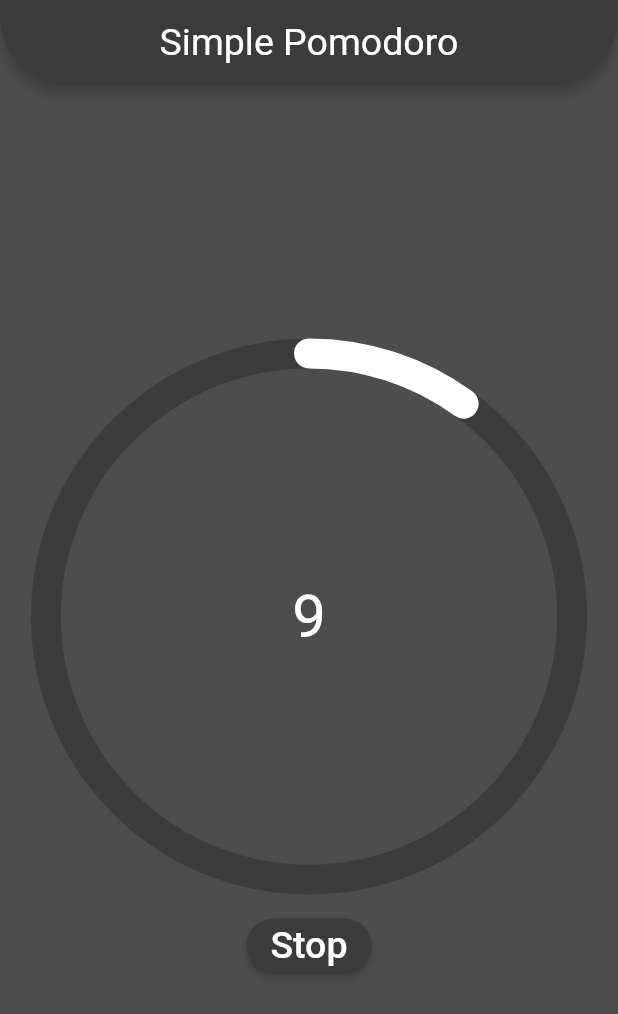
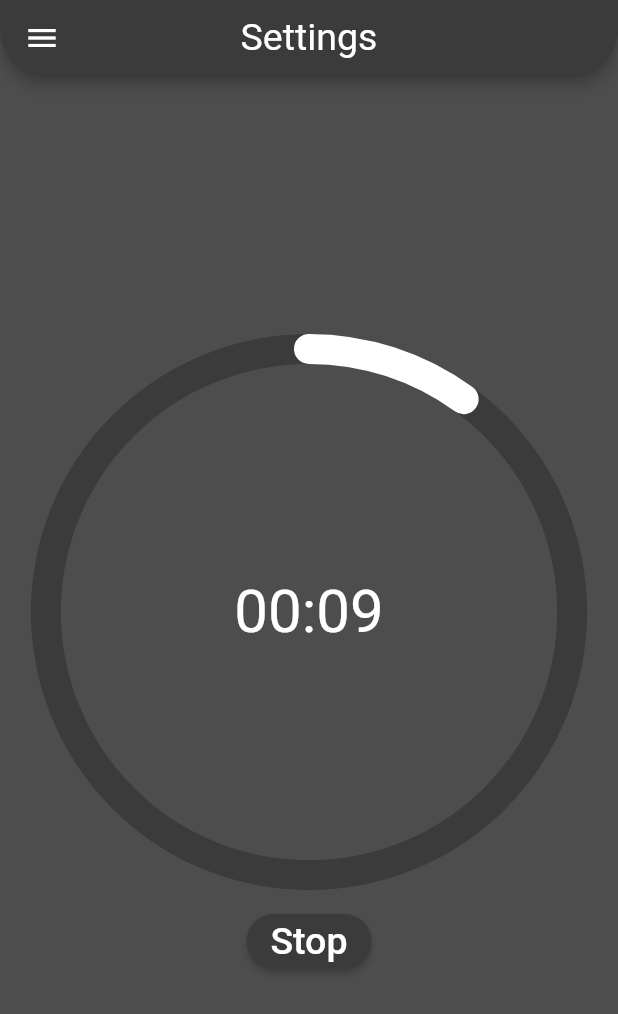
Before and after one commit to KomorowskiKuba/pomodoro, a Flutter app: the screen it shows after launch, after a tap on "Start", on a phone screen of 412 x 824 dp. Shown: the top 1014 px of the screen. Run offline on Flutter 3.47's test engine with Material 2 defaults, Android fonts, the phone set to English and light mode, and no system bars; drawn by our look-alikes of percent_indicator.

Commit message:
Added drawer, settings and statistics base screens

```diff
--- /dev/null
+++ b/lib/custom_appbar.dart
@@ -0,0 +1,29 @@
+import 'package:flutter/material.dart';
+
+class CustomAppBar extends StatelessWidget with PreferredSizeWidget {
+    @override
+    final Size preferredSize;
+
+    final String title;
+
+    CustomAppBar(
+        this.title,
+        { Key key,}) : preferredSize = Size.fromHeight(50.0),
+            super(key: key);
+
+    @override
+    Widget build(BuildContext context) {
+        return AppBar(
+          backgroundColor: Theme.of(context).accentColor,
+          centerTitle: true,
+          title: Text(
+            title,
+            style: TextStyle(fontSize: 25, fontWeight: FontWeight.normal),
+          ),
+          shape: RoundedRectangleBorder(
+              borderRadius: BorderRadius.vertical(
+            bottom: Radius.circular(30),
+          )),
+        );
+    }
+}
--- a/lib/main.dart
+++ b/lib/main.dart
@@ -2,6 +2,10 @@ import 'dart:async';
 
 import 'package:flutter/material.dart';
 import 'package:percent_indicator/percent_indicator.dart';
+import 'package:intl/intl.dart';
+import 'package:pomodoro/settings_drawer.dart';
+
+import 'custom_appbar.dart';
 
 void main() {
   runApp(MyApp());
@@ -33,9 +37,11 @@ class MyHomePage extends StatefulWidget {
 
 class _MyHomePageState extends State<MyHomePage> {
   bool _isStart = false;
-  int _start = 10;
+  int _current = -1;
   int _max = 10;
+  double _percent = 0.0;
   Timer _timer;
+  final DateFormat dateFormat = DateFormat('mm:ss');
 
   void startTimer() {
     if (!_isStart) {
@@ -43,15 +49,20 @@ class _MyHomePageState extends State<MyHomePage> {
       _timer = new Timer.periodic(
         oneSec,
         (Timer timer) {
-          if (_start == 0) {
+          if (_current == -1) {
+            _current = _max;
+          }
+          else if (_current == 0) {
             setState(() {
               timer.cancel();
-              _start = 10;
+              _current = _max;
+              _percent = 0.0;
               _isStart = !_isStart;
             });
           } else {
             setState(() {
-              _start--;
+              _percent += (1 / _max);
+              _current--;
             });
           }
         },
@@ -68,6 +79,7 @@ class _MyHomePageState extends State<MyHomePage> {
   @override
   void initState() {
     super.initState();
+    _current = _max;
     _timer = Timer.periodic(Duration(minutes: 5), (timer) {
       setState(() {});
     });
@@ -82,19 +94,9 @@ class _MyHomePageState extends State<MyHomePage> {
   @override
   Widget build(BuildContext context) {
     return Scaffold(
+        drawer: SettingsDrawer(),
         backgroundColor: Theme.of(context).backgroundColor,
-        appBar: AppBar(
-          backgroundColor: Theme.of(context).accentColor,
-          centerTitle: true,
-          title: Text(
-            widget.title,
-            style: TextStyle(fontSize: 25, fontWeight: FontWeight.normal),
-          ),
-          shape: RoundedRectangleBorder(
-              borderRadius: BorderRadius.vertical(
-            bottom: Radius.circular(45),
-          )),
-        ),
+        appBar: CustomAppBar('Settings'),
         body: Container(
           alignment: Alignment.bottomCenter,
           child: Column(
@@ -105,16 +107,14 @@ class _MyHomePageState extends State<MyHomePage> {
                     alignment: Alignment.center,
                     child: CircularPercentIndicator(
                       center: Text(
-                        '$_start',
-                        style: TextStyle(
-                          color: Colors.white,
-                          fontSize: 40
-                        ),
+
+                        '${dateFormat.format(DateTime.fromMillisecondsSinceEpoch(1000 * _current))}',
+                        style: TextStyle(color: Colors.white, fontSize: 40),
                       ),
                       radius: MediaQuery.of(context).size.width * 0.9,
                       lineWidth: 20,
                       backgroundColor: Theme.of(context).accentColor,
-                      percent: (_max - _start) / 10,
+                      percent: _percent,
                       progressColor: Colors.white,
                       circularStrokeCap: CircularStrokeCap.round,
                       animation: true,
--- /dev/null
+++ b/lib/settings_drawer.dart
@@ -0,0 +1,43 @@
+import 'package:flutter/material.dart';
+import 'package:pomodoro/settings_screen.dart';
+import 'package:pomodoro/statistics_screen.dart';
+
+class SettingsDrawer extends StatelessWidget {
+  @override
+  Widget build(BuildContext context) {
+    return Drawer(
+      child: ListView(
+        padding: EdgeInsets.zero,
+        children: <Widget>[
+          DrawerHeader(
+            child: Text(
+              'Side menu',
+              style: TextStyle(color: Colors.white, fontSize: 25),
+            ),
+            decoration: BoxDecoration(color: Theme.of(context).accentColor,)
+          ),
+          ListTile(
+            leading: Icon(Icons.settings),
+            title: Text('Settings'),
+            onTap: () => {
+              Navigator.push(
+                context,
+                MaterialPageRoute(builder: (context) => SettingsScreen())
+              )
+            },
+          ),
+          ListTile(
+            leading: Icon(Icons.bar_chart),
+            title: Text('Statistics'),
+            onTap: () => {
+              Navigator.push(
+                context,
+                MaterialPageRoute(builder: (context) => StatisticsScreen())
+              )
+            },
+          ),
+        ],
+      ),
+    );
+  }
+}
--- /dev/null
+++ b/lib/settings_screen.dart
@@ -0,0 +1,15 @@
+import 'package:flutter/material.dart';
+
+import 'custom_appbar.dart';
+
+class SettingsScreen extends StatelessWidget {
+  const SettingsScreen({Key key}) : super(key: key);
+
+  @override
+  Widget build(BuildContext context) {
+    return Scaffold(
+      appBar: CustomAppBar('Settings'),
+      backgroundColor: Theme.of(context).backgroundColor,
+    );
+  }
+}
--- /dev/null
+++ b/lib/statistics_screen.dart
@@ -0,0 +1,15 @@
+import 'package:flutter/material.dart';
+
+import 'custom_appbar.dart';
+
+class StatisticsScreen extends StatelessWidget {
+  const StatisticsScreen({Key key}) : super(key: key);
+
+  @override
+  Widget build(BuildContext context) {
+    return Scaffold(
+      appBar: CustomAppBar('Statistics'),
+      backgroundColor: Theme.of(context).backgroundColor,
+    );
+  }
+}
--- a/pubspec.yaml
+++ b/pubspec.yaml
@@ -26,6 +26,7 @@ dependencies:
 
   percent_indicator: ^3.0.1
 
+  intl: ^0.17.0
 
   # The following adds the Cupertino Icons font to your application.
   # Use with the CupertinoIcons class for iOS style icons.
```
Also changed, not shown: pubspec.lock.
